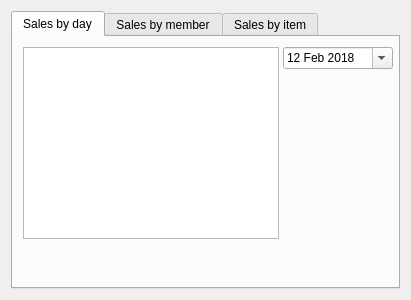
This is BulkClub/storemanagerwindow.ui in nealhitzfield/Bulk-Club as Qt 5 draws it before an edit. The edited form follows.
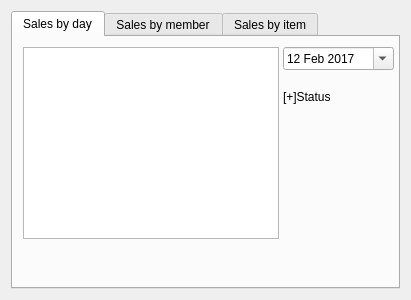
This is the edited form.

Commit message: Wrote code to set min/max valid dates for store manager daily sales

```diff
--- a/BulkClub/storemanagerwindow.ui
+++ b/BulkClub/storemanagerwindow.ui
@@ -33,21 +33,24 @@
         </rect>
        </property>
       </widget>
-      <widget class="QDateEdit" name="dateEdit">
+      <widget class="QWidget" name="">
        <property name="geometry">
         <rect>
          <x>270</x>
          <y>10</y>
-         <width>110</width>
-         <height>22</height>
+         <width>111</width>
+         <height>71</height>
         </rect>
        </property>
+       <layout class="QVBoxLayout" name="verticalLayout">
+        <item>
+         <widget class="QDateEdit" name="dateEdit">
        <property name="maximumDateTime">
         <datetime>
          <hour>23</hour>
          <minute>59</minute>
          <second>59</second>
-         <year>2018</year>
+            <year>2019</year>
          <month>2</month>
          <day>18</day>
         </datetime>
@@ -57,7 +60,7 @@
          <hour>0</hour>
          <minute>0</minute>
          <second>0</second>
-         <year>2018</year>
+            <year>2017</year>
          <month>2</month>
          <day>12</day>
         </datetime>
@@ -65,6 +68,16 @@
        <property name="calendarPopup">
         <bool>true</bool>
        </property>
+         </widget>
+        </item>
+        <item>
+         <widget class="QLabel" name="label_status">
+          <property name="text">
+           <string>[+]Status</string>
+          </property>
+         </widget>
+        </item>
+       </layout>
       </widget>
      </widget>
      <widget class="QWidget" name="member">
```
Lines whose indentation alone changed are shown as unchanged. The commit also changes 5 other files.
